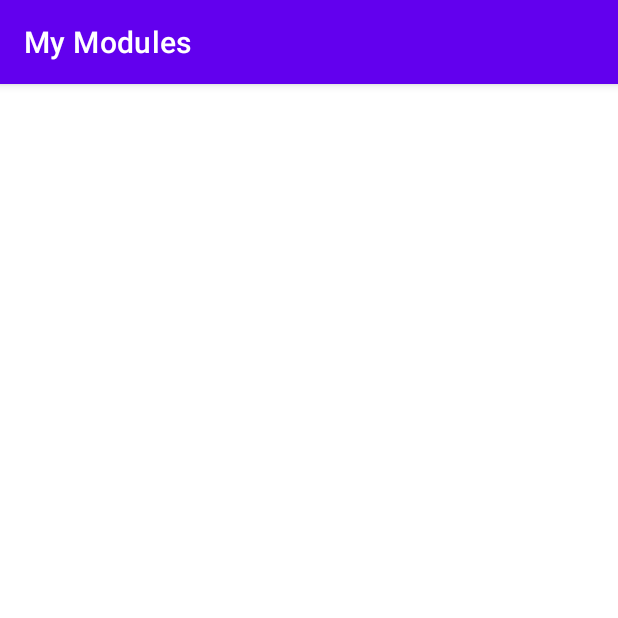
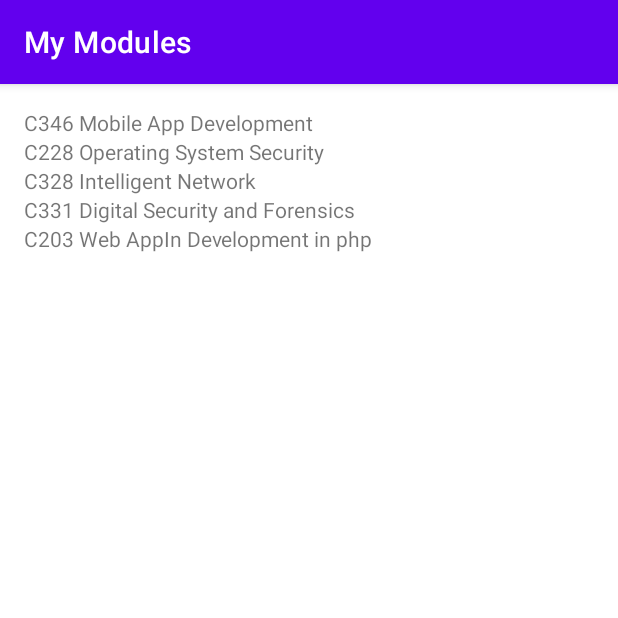
Before and after one commit to Janessang/My_Modules, an Android app: the screen it shows after launch (MainActivity), on a phone screen of 412 x 824 dp, the top half of it. Run offline under Robolectric (Android 15) with nearby library versions, the phone set to English and light mode, and no system bars.

Commit message:
Changes Made

```diff
--- a/app/src/main/AndroidManifest.xml
+++ b/app/src/main/AndroidManifest.xml
@@ -9,6 +9,7 @@
         android:roundIcon="@mipmap/ic_launcher_round"
         android:supportsRtl="true"
         android:theme="@style/Theme.MyModules">
+        <activity android:name=".ModuleDetailActivity"></activity>
         <activity android:name=".MainActivity">
             <intent-filter>
                 <action android:name="android.intent.action.MAIN" />
--- a/app/src/main/res/layout/activity_main.xml
+++ b/app/src/main/res/layout/activity_main.xml
@@ -5,4 +5,33 @@
     android:layout_margin="16dp"
     android:orientation="vertical">
 
+    <TextView
+        android:id="@+id/textViewC346"
+        android:layout_width="match_parent"
+        android:layout_height="wrap_content"
+        android:text="@string/tvC346" />
+
+    <TextView
+        android:id="@+id/textViewC228"
+        android:layout_width="match_parent"
+        android:layout_height="wrap_content"
+        android:text="@string/tvC228" />
+
+    <TextView
+        android:id="@+id/textViewC328"
+        android:layout_width="match_parent"
+        android:layout_height="wrap_content"
+        android:text="@string/tvC328" />
+
+    <TextView
+        android:id="@+id/textViewC331"
+        android:layout_width="match_parent"
+        android:layout_height="wrap_content"
+        android:text="@string/tvC331" />
+
+    <TextView
+        android:id="@+id/textViewC203"
+        android:layout_width="match_parent"
+        android:layout_height="wrap_content"
+        android:text="@string/tvC203" />
 </LinearLayout>
--- a/app/src/main/res/values/strings.xml
+++ b/app/src/main/res/values/strings.xml
@@ -1,3 +1,9 @@
 <resources>
     <string name="app_name">My Modules</string>
+    <string name="tvC346">C346 Mobile App Development</string>
+    <string name="tvC228">C228 Operating System Security</string>
+    <string name="tvC328">C328 Intelligent Network</string>
+    <string name="tvC331">C331 Digital Security and Forensics</string>
+    <string name="tvC203">C203 Web AppIn Development in php</string>
+    <string name="btnReturn">Return</string>
 </resources>
```
Also changed, not shown: app/src/main/java/sg/edu/rp/c346/id20025312/mymodules/MainActivity.java (+91 -0 lines), app/src/main/java/sg/edu/rp/c346/id20025312/mymodules/ModuleDetailActivity.java (added, +95 -0 lines), app/src/main/res/layout/activity_module_detail.xml (added, +43 -0 lines).
